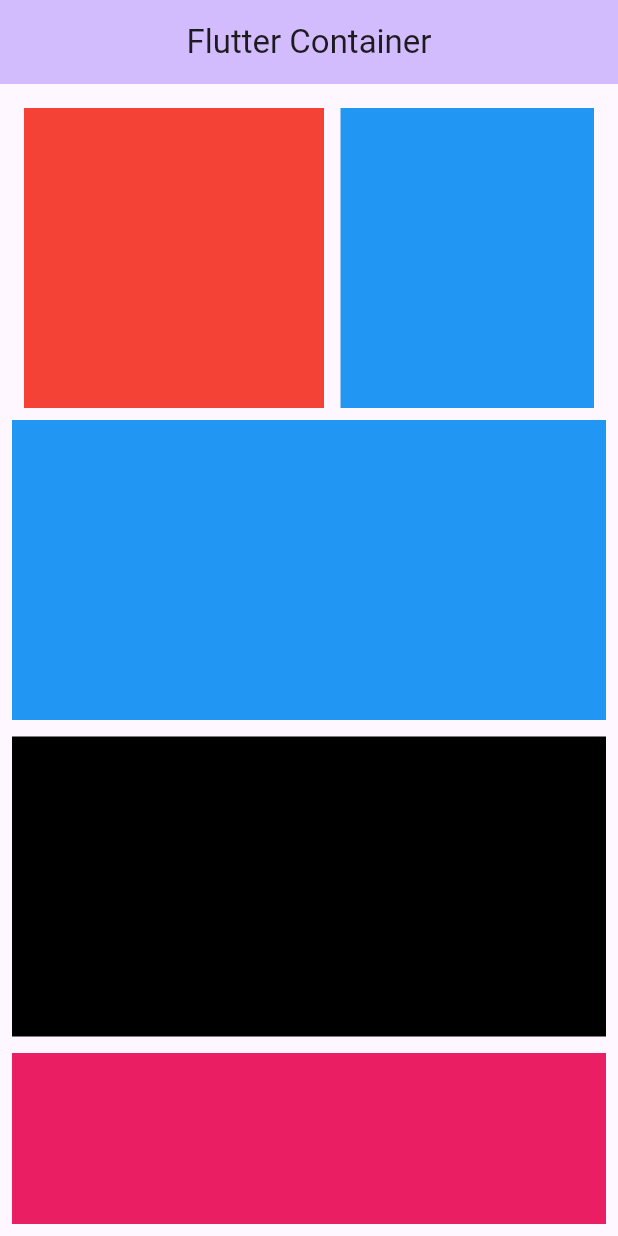
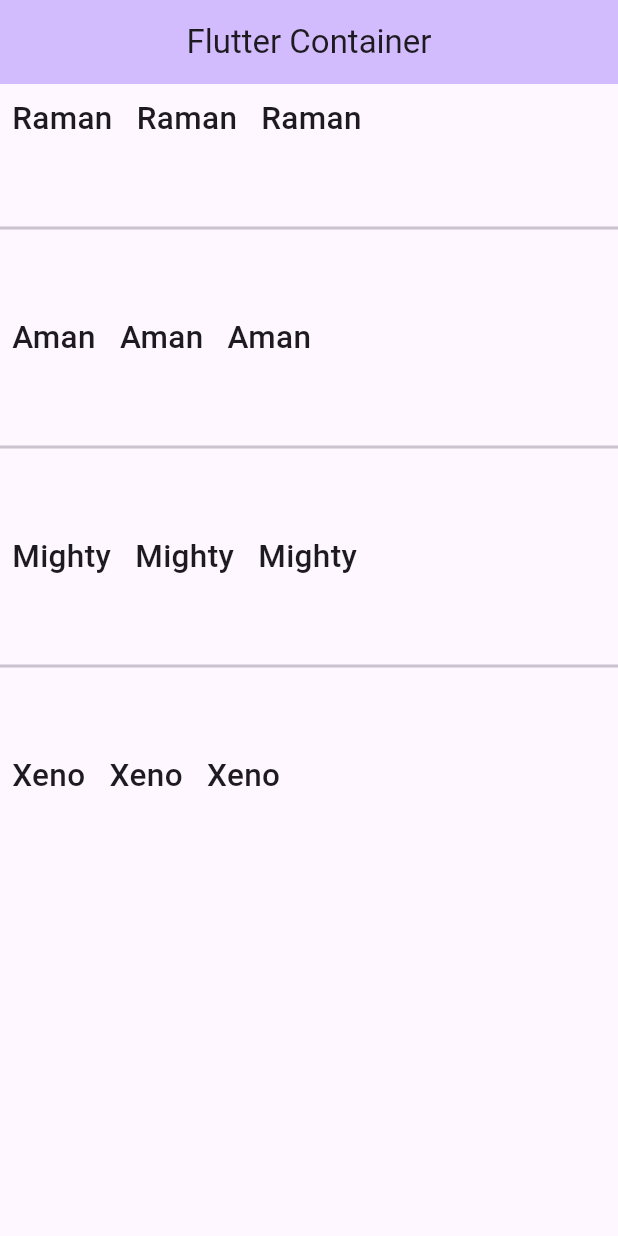
Before and after one commit to priyanshudekate01/learningFlutter, a Flutter app: the screen it shows after launch, on a phone screen of 412 x 824 dp. Run offline on Flutter 3.47's test engine with Material 3 defaults, Android fonts, the phone set to English and light mode, and no system bars.

Commit message:
ListView, ListView.separated, ListView.builder

```diff
--- a/lib/main.dart
+++ b/lib/main.dart
@@ -41,6 +41,8 @@ class _MyHomePageState extends State<MyHomePage> {
   @override
   Widget build(BuildContext context) {
 
+    var names = ['Raman', 'Aman', 'Mighty', 'Xeno'];
+
     return Scaffold(
       appBar: AppBar(
 
@@ -48,86 +50,68 @@ class _MyHomePageState extends State<MyHomePage> {
 
         title: const Center(child: Text('Flutter Container')),
       ),
+        // ListView(
+        //     scrollDirection: Axis.horizontal,
+        //     children:[
+        //       Padding(
+        //         padding: const EdgeInsets.all(8.0),
+        //         child: Text('One', style: TextStyle(fontSize:23, fontWeight: FontWeight.w500)),
+        //       ),
+        //       Padding(
+        //         padding: const EdgeInsets.all(8.0),
+        //         child: Text('Two', style: TextStyle(fontSize:23, fontWeight: FontWeight.w500)),
+        //       ),
+        //       Padding(
+        //         padding: const EdgeInsets.all(8.0),
+        //         child: Text('Three', style: TextStyle(fontSize:23, fontWeight: FontWeight.w500)),
+        //       ),
+        //       Padding(
+        //         padding: const EdgeInsets.all(8.0),
+        //         child: Text('Four', style: TextStyle(fontSize:23, fontWeight: FontWeight.w500)),
+        //       ),
+        //       Padding(
+        //         padding: const EdgeInsets.all(8.0),
+        //         child: Text('Five', style: TextStyle(fontSize:23, fontWeight: FontWeight.w500)),
+        //       ),
+        //       Padding(
+        //         padding: const EdgeInsets.all(8.0),
+        //         child: Text('Six', style: TextStyle(fontSize:23, fontWeight: FontWeight.w500)),
+        //       ),
+        //       Padding(
+        //         padding: const EdgeInsets.all(8.0),
+        //         child: Text('Seven', style: TextStyle(fontSize:23, fontWeight: FontWeight.w500)),
+        //       ),
+        //       Padding(
+        //         padding: const EdgeInsets.all(8.0),
+        //         child: Text('Eight', style: TextStyle(fontSize:23, fontWeight: FontWeight.w500)),
+        //       ),
+        //
+        //     ]
+        // )
 
-
-      body: Padding(
-        padding: const EdgeInsets.all(8.0),
-        child: SingleChildScrollView(
-            child: Column(
-                children:[
-                  Padding(
-                    padding: const EdgeInsets.all(8.0),
-                    child : SingleChildScrollView(
-                      scrollDirection: Axis.horizontal,
-                      child:  Row(
-                          children : [
-                            Container(
-                              margin: EdgeInsets.only(right:11),
-                              height:200,
-                              width:200,
-
-                              color: Colors.red,
-                            ),
-                            Container(
-                              margin: EdgeInsets.only(right:11),
-                              height:200,
-                              width:200,
-
-                              color: Colors.blue,
-                            ),
-                            Container(
-                              margin: EdgeInsets.only(right:11),
-                              height:200,
-                              width:200,
-
-                              color: Colors.green,
-                            ),
-                            Container(
-                              margin: EdgeInsets.only(right:11),
-                              height:200,
-                              width:200,
-
-                              color: Colors.yellow,
-                            ),
-                          ]
-                      ),
-                    )
-                  ),
-
-
-                  Container(
-                    margin: EdgeInsets.only(bottom:11),
-                    height:200,
-
-                    color: Colors.blue,
-                  ),
-                  Container(
-                    margin: EdgeInsets.only(bottom:11),
-                    height:200,
-
-                    color: Colors.black,
-                  ),
-                  Container(
-                    margin: EdgeInsets.only(bottom:11),
-                    height:200,
-
-                    color: Colors.pink,
-                  ),
-                  Container(
-                    margin: EdgeInsets.only(bottom:11),
-                    height:200,
-
-                    color: Colors.green,
-                  ),
-
-                ]
-            )
-
+      body: ListView.separated(itemBuilder: (context, index) {
+        return Row(
+          children: [
+          Padding(
+            padding: const EdgeInsets.all(8.0),
+            child: Text(names[index],style: TextStyle(fontSize : 21, fontWeight: FontWeight.w500),),
+          ),
+        Padding(
+          padding: const EdgeInsets.all(8.0),
+          child: Text(names[index],style: TextStyle(fontSize : 21, fontWeight: FontWeight.w500),),
+        ),
+        Padding(
+          padding: const EdgeInsets.all(8.0),
+          child: Text(names[index],style: TextStyle(fontSize : 21, fontWeight: FontWeight.w500),),
         )
+          ],
+        );
+      },
+      itemCount: names.length,
+        separatorBuilder: (context, index){
+        return Divider(height: 100,thickness: 2,);
+        },
       )
-
-
-
 
 
 
```
